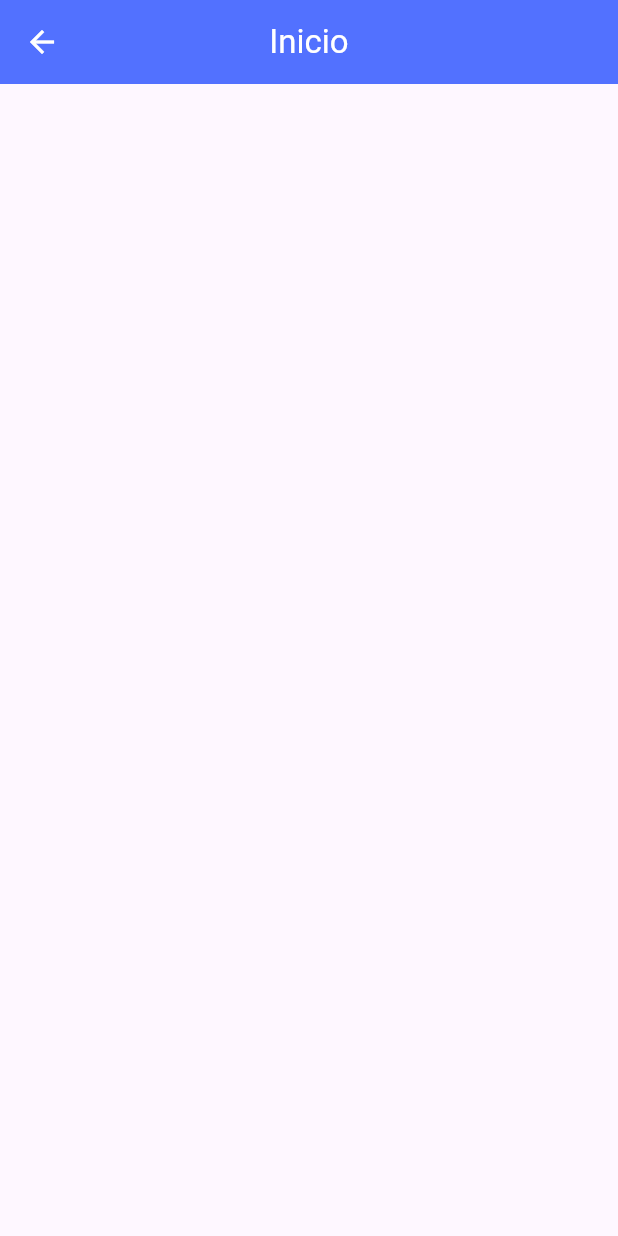
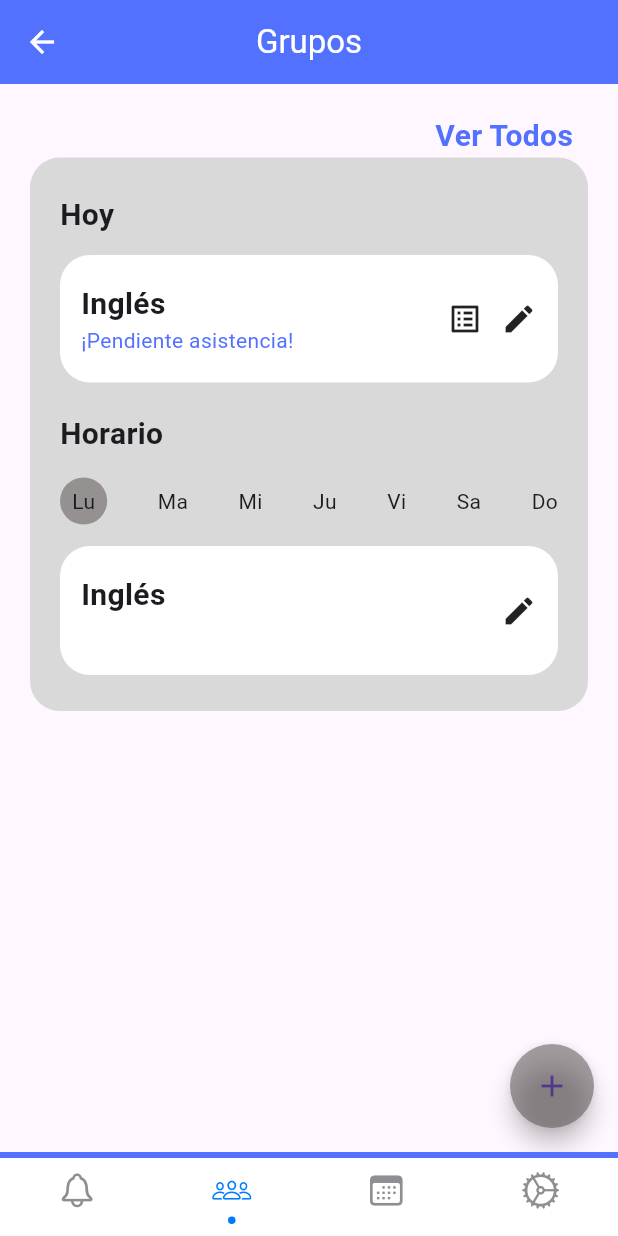
Before and after one commit to thanostv/synclass-app, a Flutter app: the MagicCodeScreen screen opened by its route, after a tap on "Continuar", on a phone screen of 412 x 824 dp. Run offline on Flutter 3.47's test engine with Material 3 defaults, Android fonts, the phone set to English and light mode, and no system bars; drawn by our look-alikes of persistent_bottom_nav_bar.

Commit message:
Alertas, grupos y configuración listo, falta realizar la agenda

```diff
--- a/lib/router/router.dart
+++ b/lib/router/router.dart
@@ -10,4 +10,9 @@ final Map<String, Widget Function(BuildContext)> routes = {
   'dashboard': (context) => const DashboardScreen(),
   'group': (context) => const GroupScreen(),
   'alumns': (context) => const AlumnsScreen(),
+  'tabs': (context) => const TabsScreen(),
+  'groups': (context) => const GroupsScreen(),
+  'agenda': (context) => const AgendaScreen(),
+  'alerts': (context) => const AlertsScreen(),
+  'config': (context) => const ConfigurationScreen(),
 };
--- /dev/null
+++ b/lib/screens/groups_screen.dart
@@ -0,0 +1,192 @@
+import 'package:flutter/material.dart';
+
+class GroupsScreen extends StatelessWidget {
+  const GroupsScreen({super.key});
+
+  @override
+  Widget build(BuildContext context) {
+    return Scaffold(
+      appBar: AppBar(
+        title: const Text('Grupos'),
+        centerTitle: true,
+      ),
+      body: SafeArea(
+        child: SingleChildScrollView(
+          child: Padding(
+            padding: const EdgeInsets.symmetric(horizontal: 20),
+            child: Column(
+              crossAxisAlignment: CrossAxisAlignment.end,
+              children: [
+                const SizedBox(height: 20),
+
+                const Padding(
+                  padding: EdgeInsets.symmetric(horizontal: 10),
+                  child: Text(
+                    'Ver Todos',
+                    style: TextStyle(
+                      fontSize: 20,
+                      fontWeight: FontWeight.bold,
+                      color: Color(0xff5271FF)
+                    ),
+                  ),
+                ),
+
+                Container(
+                  width: double.infinity,
+                  padding: const EdgeInsets.symmetric(horizontal: 20, vertical: 24),
+                  decoration: BoxDecoration(
+                    color: const Color(0xffD9D9D9),
+                    borderRadius: BorderRadius.circular(20)
+                  ),
+                  child: Column(
+                    crossAxisAlignment: CrossAxisAlignment.start,
+                    children: [
+                      const Text(
+                        'Hoy',
+                        style: TextStyle(
+                          fontSize: 20,
+                          fontWeight: FontWeight.bold
+                        ),
+                      ),
+
+                      const SizedBox(height: 12),
+
+                      Container(
+                        padding: const EdgeInsets.symmetric(horizontal: 14, vertical: 18),
+                        width: double.infinity,
+                        decoration: BoxDecoration(
+                          color: Colors.white,
+                          borderRadius: BorderRadius.circular(20)
+                        ),
+                        child: const Row(
+                          mainAxisAlignment: MainAxisAlignment.spaceBetween,
+                          children: [
+                            Column(
+                              crossAxisAlignment: CrossAxisAlignment.start,
+                              children: [
+                                Text(
+                                  'Inglés',
+                                  style: TextStyle(
+                                    fontSize: 20,
+                                    fontWeight: FontWeight.bold
+                                  ),
+                                ),
+
+                                Text(
+                                  '¡Pendiente asistencia!',
+                                  style: TextStyle(
+                                    fontSize: 14,
+                                    color: Color(0xff5271FF)
+                                  ),
+                                ),
+                              ],
+                            ),
+
+                            Row(
+                              children: [
+                                Icon(Icons.list_alt_outlined),
+                                SizedBox(width: 12),
+                                Icon(Icons.edit),
+                              ],
+                            )
+                          ],
+                        ),
+                      ),
+
+                      const SizedBox(height: 20),
+
+                      const Text(
+                        'Horario',
+                        style: TextStyle(
+                          fontSize: 20,
+                          fontWeight: FontWeight.bold
+                        ),
+                      ),
+
+                      const SizedBox(height: 12),
+
+                      Row(
+                        mainAxisAlignment: MainAxisAlignment.spaceBetween,
+                        children: [
+                          Container(
+                            padding: const EdgeInsets.all(8),
+                            decoration:  BoxDecoration(
+                              color: const Color(0xff585151).withOpacity(.53),
+                              shape: BoxShape.circle
+                            ),
+                            child: const Text('Lu')
+                          ),
+
+                          const Text('Ma'),
+                          const Text('Mi'),
+                          const Text('Ju'),
+                          const Text('Vi'),
+                          const Text('Sa'),
+                          const Text('Do'),
+                        ],
+                      ),
+
+                      const SizedBox(height: 12),
+
+                      Container(
+                        padding: const EdgeInsets.symmetric(horizontal: 14, vertical: 18),
+                        width: double.infinity,
+                        decoration: BoxDecoration(
+                          color: Colors.white,
+                          borderRadius: BorderRadius.circular(20)
+                        ),
+                        child: const Row(
+                          mainAxisAlignment: MainAxisAlignment.spaceBetween,
+                          children: [
+                            Column(
+                              crossAxisAlignment: CrossAxisAlignment.start,
+                              children: [
+                                Text(
+                                  'Inglés',
+                                  style: TextStyle(
+                                    fontSize: 20,
+                                    fontWeight: FontWeight.bold
+                                  ),
+                                ),
+
+                                Text(
+                                  '',
+                                  style: TextStyle(
+                                    fontSize: 14,
+                                    color: Color(0xff5271FF)
+                                  ),
+                                ),
+                              ],
+                            ),
+
+                            Row(
+                              children: [
+                                // Icon(Icons.list_alt_outlined),
+                                SizedBox(width: 12),
+                                Icon(Icons.edit),
+                              ],
+                            )
+                          ],
+                        ),
+                      ),
+                    ],
+                  ),
+                ),
+              ],
+            ),
+          ),
+        )
+      ),
+      floatingActionButton: FloatingActionButton(
+        onPressed: () {
+
+        },
+        backgroundColor: const Color(0xff585151).withOpacity(.53),
+        shape: RoundedRectangleBorder(
+          borderRadius: BorderRadius.circular(100)
+        ),
+        child: const Icon(Icons.add),
+      ),
+   );
+  }
+}
--- a/lib/screens/login_screen.dart
+++ b/lib/screens/login_screen.dart
@@ -109,7 +109,7 @@ class LoginForm extends StatelessWidget {
 
         ElevatedButton(
           onPressed: () {
-            Navigator.pushNamed(context, 'dashboard');
+            Navigator.pushNamed(context, 'tabs');
             // Navigator.pushNamedAndRemoveUntil(context, 'section', (route) => false);
           },
           style: const ButtonStyle(
--- a/lib/screens/magic_code_screen.dart
+++ b/lib/screens/magic_code_screen.dart
@@ -104,7 +104,7 @@ class _MagicCodeScreenState extends State<MagicCodeScreen> {
                 const SizedBox(height: 30),
 
                 GestureDetector(
-                  onTap: () => Navigator.pushNamed(context, 'dashboard'),
+                  onTap: () => Navigator.pushNamed(context, 'tabs'),
                   child: const Text(
                     'No tengo código mágico',
                     style: TextStyle(
@@ -117,7 +117,7 @@ class _MagicCodeScreenState extends State<MagicCodeScreen> {
 
                 ElevatedButton(
                   onPressed: () {
-                    Navigator.pushNamed(context, 'dashboard');
+                    Navigator.pushNamed(context, 'tabs');
                     // Navigator.pushNamedAndRemoveUntil(context, 'dashboard', (route) => false);
                   },
                   style: const ButtonStyle(
--- a/lib/screens/magic_code_teacher_screen.dart
+++ b/lib/screens/magic_code_teacher_screen.dart
@@ -77,7 +77,7 @@ class _MagicCodeTeacherScreenState extends State<MagicCodeTeacherScreen> {
 
             ElevatedButton(
               onPressed: () {
-                Navigator.pushNamed(context, 'dashboard');
+                Navigator.pushNamed(context, 'tabs');
                 // Navigator.pushNamedAndRemoveUntil(context, 'dashboard', (route) => false);
               },
               style: const ButtonStyle(
--- /dev/null
+++ b/lib/screens/tabs_screen.dart
@@ -0,0 +1,100 @@
+import 'package:flutter/material.dart';
+import 'package:flutter/cupertino.dart';
+
+import 'package:persistent_bottom_nav_bar/persistent_tab_view.dart';
+import 'package:synclass_app/router/router.dart';
+
+import 'package:synclass_app/screens/screens.dart';
+
+class TabsScreen extends StatelessWidget {
+  const TabsScreen({super.key});
+
+  List<Widget> _buildScreens() {
+      return const [
+        AlertsScreen(),
+        GroupsScreen(),
+        AgendaScreen(),
+        ConfigurationScreen(),
+      ];
+  }
+
+  List<PersistentBottomNavBarItem> _navBarsItems() {
+        return [
+            PersistentBottomNavBarItem(
+              icon: const Icon(CupertinoIcons.bell),
+              title: ("Alerts"),
+              activeColorPrimary: CupertinoColors.activeBlue,
+              inactiveColorPrimary: CupertinoColors.systemGrey,
+              routeAndNavigatorSettings: RouteAndNavigatorSettings(
+                routes: routes
+              )
+            ),
+            PersistentBottomNavBarItem(
+              icon: const Icon(CupertinoIcons.group),
+              title: ("Groups"),
+              activeColorPrimary: CupertinoColors.activeBlue,
+              inactiveColorPrimary: CupertinoColors.systemGrey,
+              routeAndNavigatorSettings: RouteAndNavigatorSettings(
+                routes: routes
+              )
+            ),
+            PersistentBottomNavBarItem(
+              icon: const Icon(CupertinoIcons.calendar),
+              title: ("Agenda"),
+              activeColorPrimary: CupertinoColors.activeBlue,
+              inactiveColorPrimary: CupertinoColors.systemGrey,
+              routeAndNavigatorSettings: RouteAndNavigatorSettings(
+                routes: routes
+              )
+            ),
+            PersistentBottomNavBarItem(
+              icon: const Icon(CupertinoIcons.settings),
+              title: ("Settings"),
+              activeColorPrimary: CupertinoColors.activeBlue,
+              inactiveColorPrimary: CupertinoColors.systemGrey,
+              routeAndNavigatorSettings: RouteAndNavigatorSettings(
+                routes: routes
+              )
+            ),
+        ];
+    }
+
+  @override
+  Widget build(BuildContext context) {
+
+    PersistentTabController controller = PersistentTabController(initialIndex: 1);
+
+    return PersistentTabView(
+        context,
+        controller: controller,
+        screens: _buildScreens(),
+        items: _navBarsItems(),
+        confineInSafeArea: true,
+        backgroundColor: Colors.white, // Default is Colors.white.
+        handleAndroidBackButtonPress: true, // Default is true.
+        resizeToAvoidBottomInset: true, // This needs to be true if you want to move up the screen when keyboard appears. Default is true.
+        stateManagement: true, // Default is true.
+        hideNavigationBarWhenKeyboardShows: true, // Recommended to set 'resizeToAvoidBottomInset' as true while using this argument. Default is true.
+        decoration: const NavBarDecoration(
+          border: BorderDirectional(
+            top: BorderSide(
+              color: Color(0xff5271FF),
+              width: 4
+            )
+          )
+        ),
+        popAllScreensOnTapOfSelectedTab: true,
+        popActionScreens: PopActionScreensType.all,
+        itemAnimationProperties: const ItemAnimationProperties( // Navigation Bar's items animation properties.
+          duration: Duration(milliseconds: 200),
+          curve: Curves.ease,
+        ),
+        screenTransitionAnimation: const ScreenTransitionAnimation( // Screen transition animation on change of selected tab.
+          animateTabTransition: true,
+          curve: Curves.ease,
+          duration: Duration(milliseconds: 200),
+        ),
+        navBarStyle: NavBarStyle.style13, // Choose the nav bar style with this property.
+    );
+  }
+}
```
Also changed, not shown: lib/screens/agenda_screen.dart (added, +20 -0 lines), lib/screens/alerts_screen.dart (added, +144 -0 lines), lib/screens/configuration_screen.dart (added, +138 -0 lines), lib/screens/screens.dart (+8 -0 lines), pubspec.yaml (+2 -6 lines), pubspec.lock.
